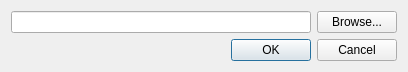
Old version of the form ProjetVaR_Software/GUI/DocxGenPathDialog.ui in the repository pchaigno/varsoft.
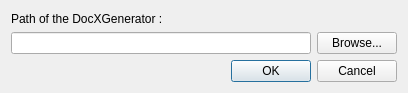
New version of the form.

```diff
--- a/ProjetVaR_Software/GUI/DocxGenPathDialog.ui
+++ b/ProjetVaR_Software/GUI/DocxGenPathDialog.ui
@@ -7,13 +7,20 @@
     <x>0</x>
     <y>0</y>
     <width>406</width>
-    <height>72</height>
+    <height>93</height>
    </rect>
   </property>
   <property name="windowTitle">
    <string>Dialog</string>
   </property>
   <layout class="QVBoxLayout" name="verticalLayout">
+   <item>
+    <widget class="QLabel" name="label">
+     <property name="text">
+      <string>Path of the DocXGenerator :</string>
+     </property>
+    </widget>
+   </item>
    <item>
     <layout class="QHBoxLayout" name="horizontalLayout">
      <item>
```
Left out of the diff: 2 changed lines with no effect on the pictures.
